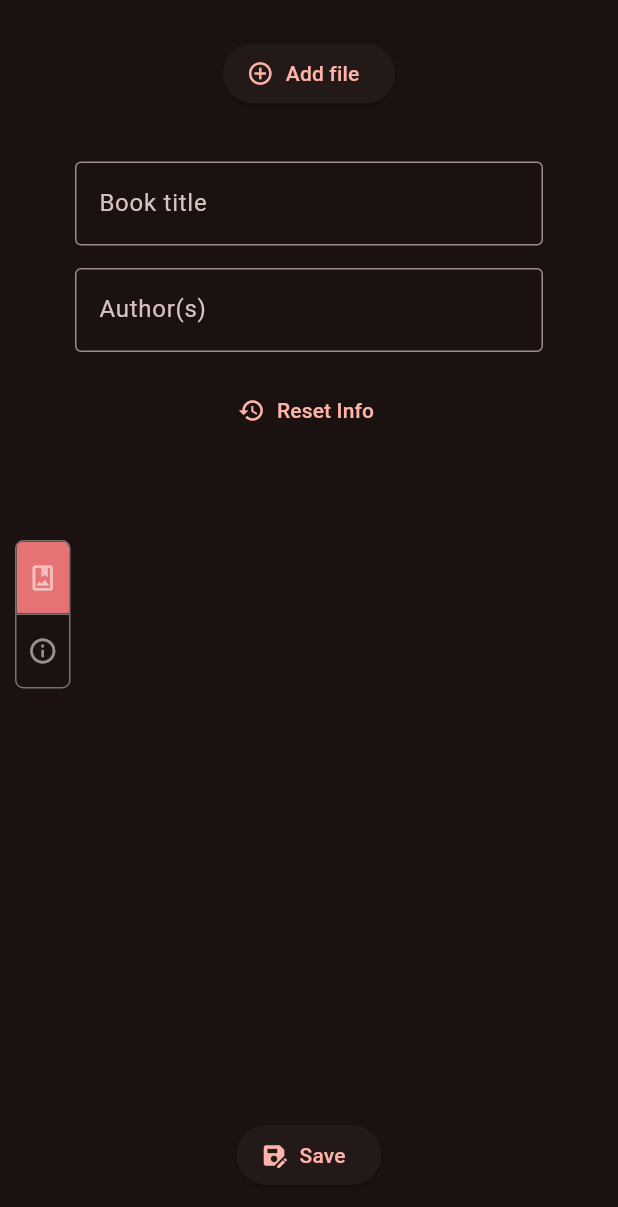
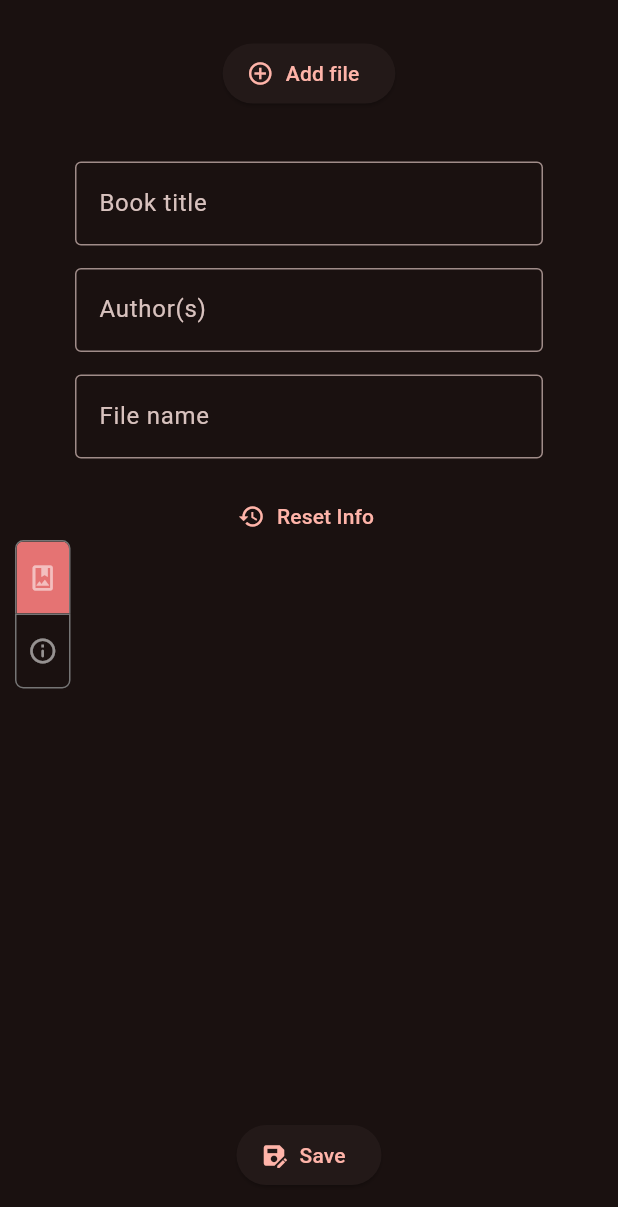
Before and after one commit to trungkien71297/nagn_2, a Flutter app: the screen it shows after launch, scrolled down 576 dp, on a phone screen of 412 x 824 dp. Shown: the top 1207 px of the screen. Run offline on Flutter 3.47's test engine with Material 2 defaults, Android fonts, the light colour scheme and no system bars; our stand-ins replace device_info_plus, file_picker, flutter_bloc, get_it, permission_handler, rive.

Commit message:
Add change name function

```diff
--- a/lib/ui/page/home_page.dart
+++ b/lib/ui/page/home_page.dart
@@ -305,6 +305,14 @@ class HomePage extends StatelessWidget {
               const SizedBox(
                 height: 15,
               ),
+              TextField(
+                controller: context.read<HomeBloc>().fileNameTextController,
+                decoration: const InputDecoration(
+                    labelText: "File name", border: OutlineInputBorder()),
+              ),
+              const SizedBox(
+                height: 15,
+              ),
               TextButton.icon(
                   onPressed: () => context.read<HomeBloc>().add(OnResetInfo()),
                   icon: const Icon(Icons.restore),
```
Also changed, not shown: lib/blocs/home/home_bloc.dart (+11 -4 lines).
